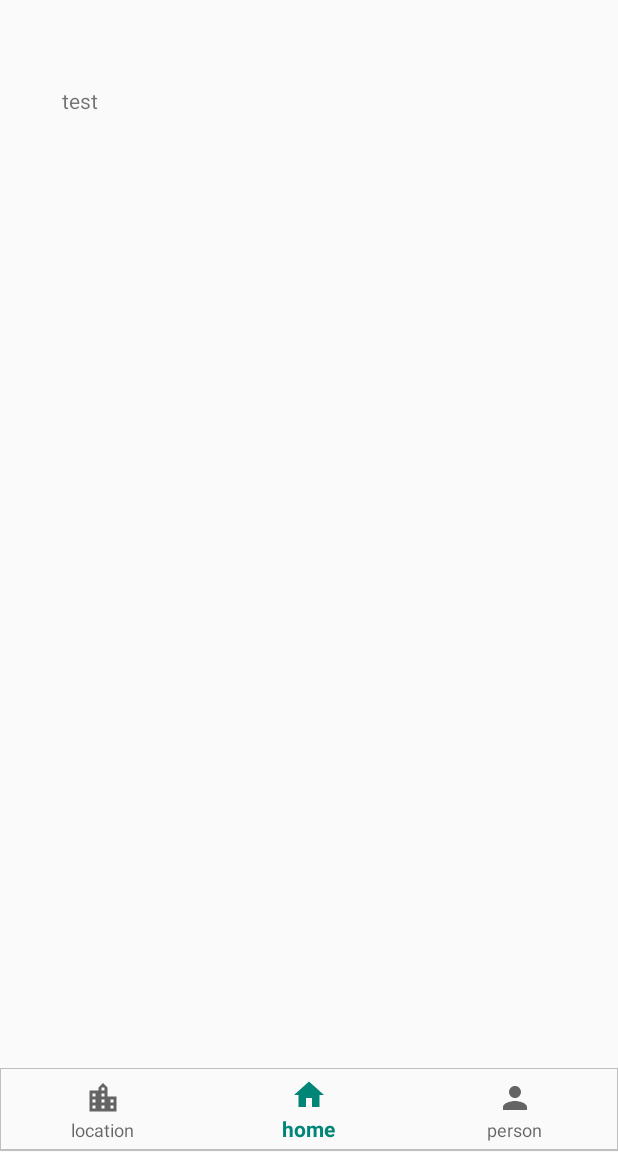
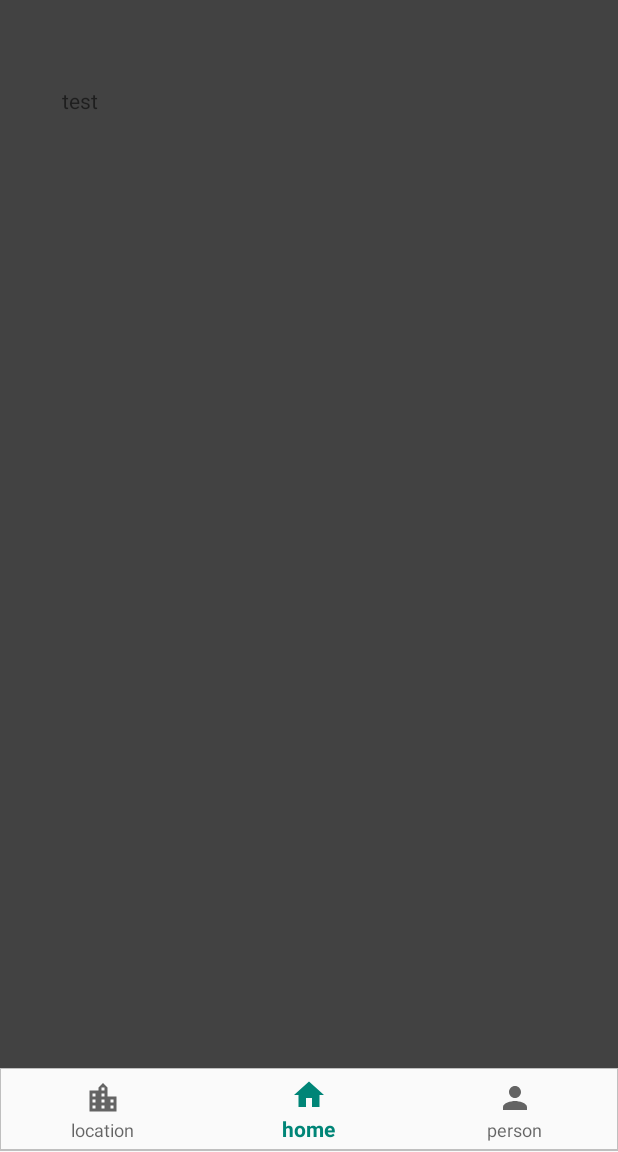
Before and after one commit to Dan-Codes/Cribb, an Android app: the CreateListingFragment screen opened through its navigation route, item 2 of the bottom bar chosen, on a phone screen of 412 x 824 dp, the part 84-1236 px from its top. Run offline under Robolectric (Android 15) with nearby library versions, the phone set to English and light mode, and no system bars; our stand-ins replace Firebase (no records; nobody signed in at launch, a user with empty details on screens opened directly), navigation-ui; libraries missing offline, so code that uses them is left out: com.mancj.materialsearchbar; 3 statements that could not run were skipped.

Commit message:
fix nav bug

```diff
--- a/app/src/main/java/com/example/cribb/MainActivity.kt
+++ b/app/src/main/java/com/example/cribb/MainActivity.kt
@@ -32,7 +32,7 @@ class MainActivity : AppCompatActivity() {
         bottom_nav.setOnNavigationItemSelectedListener{ item ->
             var fragment: Fragment? = null
             when (item.itemId) {
-                R.id.home -> {fragment = CreateListingFragment()}
+                R.id.nav_home -> {fragment = CreateListingFragment()}
                 R.id.nav_loc -> {fragment = MapFragment()}
                 R.id.nav_person -> fragment = DisplayListingFragment()
 
--- a/app/src/main/res/layout/fragment_create_listing.xml
+++ b/app/src/main/res/layout/fragment_create_listing.xml
@@ -4,6 +4,7 @@
                 android:layout_width="match_parent"
                 android:layout_height="match_parent"
                 tools:context=".CreateListingFragment"
+                android:background="@color/cardview_dark_background"
                 >
 
     <TextView
```
Also changed, not shown: app/src/main/java/com/example/cribb/MapFragment.kt (+51 -0 lines).
